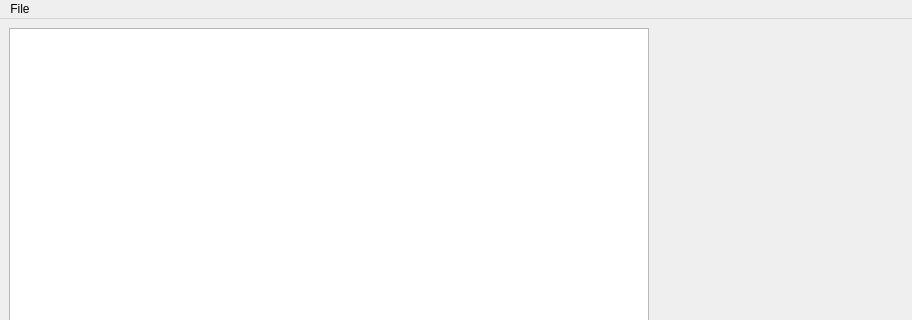
centowen/oplan, file MainWindow.ui: the form before one commit; both pictures show x 0 to 912 and y 0 to 320 of the 912 by 703 pixel window.
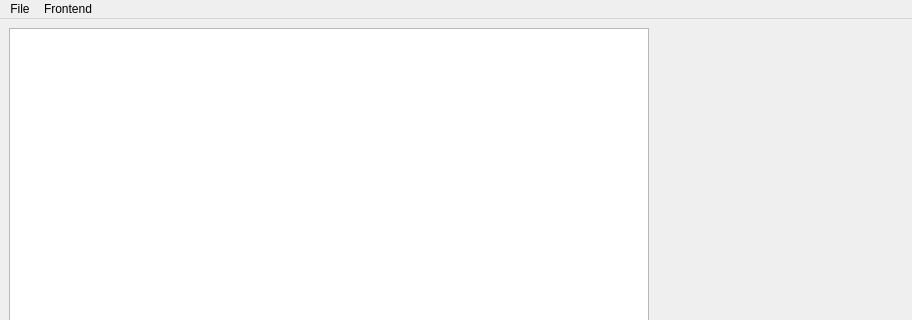
The form after the commit.

Diff of the .ui file:
```diff
--- a/MainWindow.ui
+++ b/MainWindow.ui
@@ -47,7 +47,7 @@
      <x>0</x>
      <y>0</y>
      <width>912</width>
-     <height>23</height>
+     <height>25</height>
     </rect>
    </property>
    <widget class="QMenu" name="menuFile">
@@ -56,7 +56,18 @@
     </property>
     <addaction name="actionExit"/>
    </widget>
+   <widget class="QMenu" name="menuFrontend">
+    <property name="title">
+     <string>Frontend</string>
+    </property>
+    <addaction name="actionAPEX_1"/>
+    <addaction name="actionAPEX_2"/>
+    <addaction name="actionAPEX_3"/>
+    <addaction name="actionLABOCCA"/>
+    <addaction name="actionArTeMis"/>
+   </widget>
    <addaction name="menuFile"/>
+   <addaction name="menuFrontend"/>
   </widget>
   <widget class="QStatusBar" name="statusbar"/>
   <action name="actionExit">
```
Left out of the diff: 36 changed lines with no effect on the pictures.
